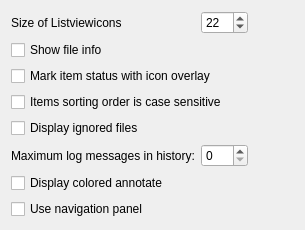
Old version of the form src/settings/display_settings.ui in the repository KDE/kdesvn.
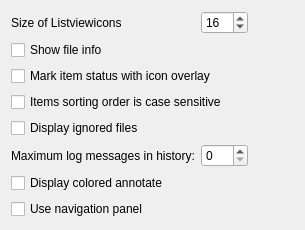
New version of the form.

Commit message: Set minimum size for icons in treeview to 12

The edit to the form file:
```diff
--- a/src/settings/display_settings.ui
+++ b/src/settings/display_settings.ui
@@ -88,13 +88,13 @@
      <item row="0" column="1">
       <widget class="QSpinBox" name="kcfg_listview_icon_size">
        <property name="minimum">
-        <number>16</number>
+        <number>12</number>
        </property>
        <property name="maximum">
         <number>128</number>
        </property>
        <property name="value">
-        <number>22</number>
+        <number>16</number>
        </property>
       </widget>
      </item>
```
